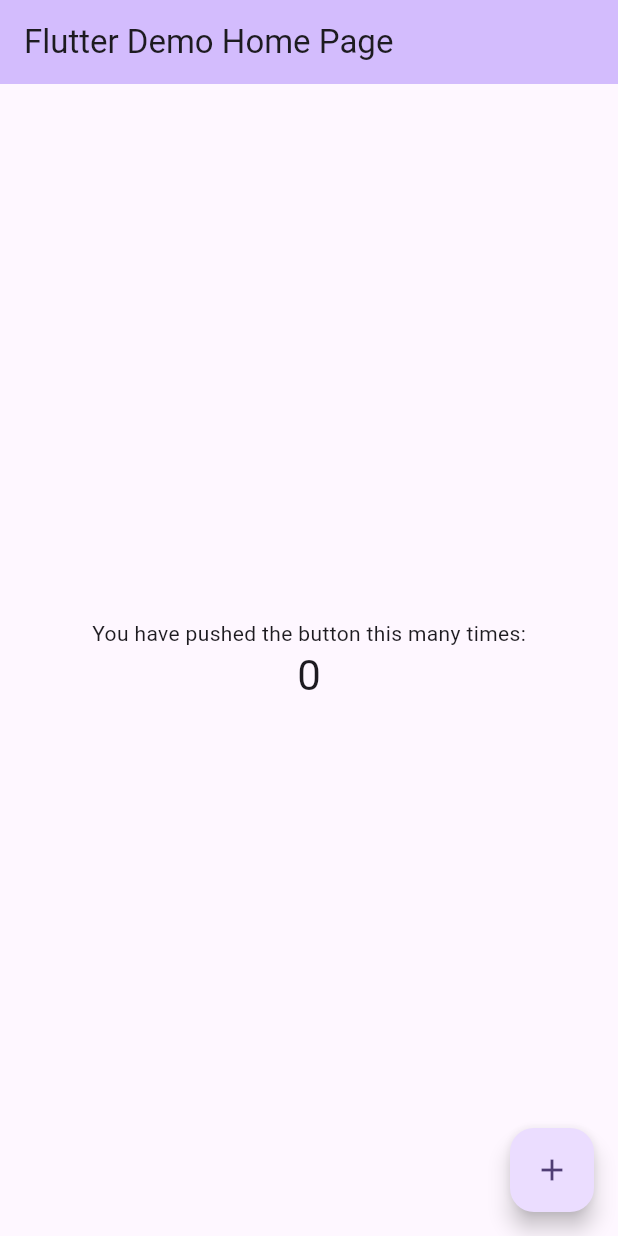
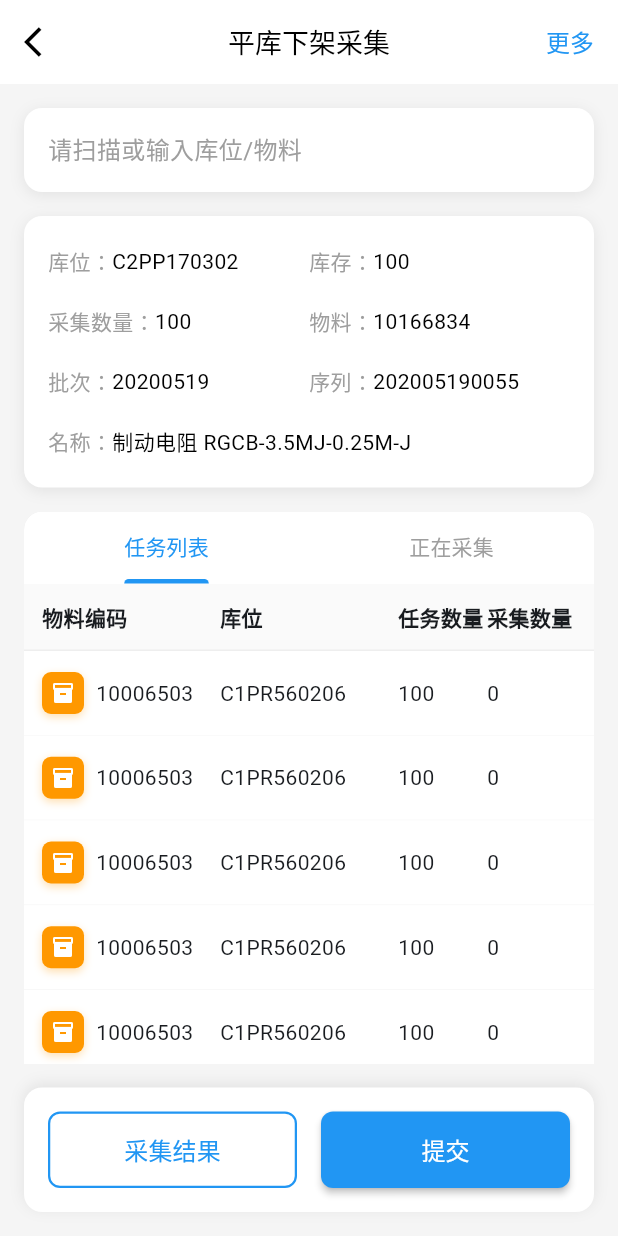
Before and after one commit to dadage456/flutter_demo1, a Flutter app: the screen it shows after launch, on a phone screen of 412 x 824 dp. Run offline on Flutter 3.47's test engine with Material 3 defaults, Android fonts, the phone set to English and light mode, and no system bars.

Commit message:
实现基本的页面

```diff
--- a/lib/main.dart
+++ b/lib/main.dart
@@ -1,4 +1,5 @@
 import 'package:flutter/material.dart';
+import 'warehouse_collection_page.dart';
 
 void main() {
   runApp(const MyApp());
@@ -7,116 +8,15 @@ void main() {
 class MyApp extends StatelessWidget {
   const MyApp({super.key});
 
-  // This widget is the root of your application.
   @override
   Widget build(BuildContext context) {
     return MaterialApp(
-      title: 'Flutter Demo',
+      title: '仓库管理系统',
       theme: ThemeData(
-        // This is the theme of your application.
-        //
-        // TRY THIS: Try running your application with "flutter run". You'll see
-        // the application has a purple toolbar. Then, without quitting the app,
-        // try changing the seedColor in the colorScheme below to Colors.green
-        // and then invoke "hot reload" (save your changes or press the "hot
-        // reload" button in a Flutter-supported IDE, or press "r" if you used
-        // the command line to start the app).
-        //
-        // Notice that the counter didn't reset back to zero; the application
-        // state is not lost during the reload. To reset the state, use hot
-        // restart instead.
-        //
-        // This works for code too, not just values: Most code changes can be
-        // tested with just a hot reload.
-        colorScheme: ColorScheme.fromSeed(seedColor: Colors.deepPurple),
+        colorScheme: ColorScheme.fromSeed(seedColor: Colors.blue),
+        useMaterial3: true,
       ),
-      home: const MyHomePage(title: 'Flutter Demo Home Page'),
+      home: const WarehouseCollectionPage(),
     );
   }
 }
-
-class MyHomePage extends StatefulWidget {
-  const MyHomePage({super.key, required this.title});
-
-  // This widget is the home page of your application. It is stateful, meaning
-  // that it has a State object (defined below) that contains fields that affect
-  // how it looks.
-
-  // This class is the configuration for the state. It holds the values (in this
-  // case the title) provided by the parent (in this case the App widget) and
-  // used by the build method of the State. Fields in a Widget subclass are
-  // always marked "final".
-
-  final String title;
-
-  @override
-  State<MyHomePage> createState() => _MyHomePageState();
-}
-
-class _MyHomePageState extends State<MyHomePage> {
-  int _counter = 0;
-
-  void _incrementCounter() {
-    setState(() {
-      // This call to setState tells the Flutter framework that something has
-      // changed in this State, which causes it to rerun the build method below
-      // so that the display can reflect the updated values. If we changed
-      // _counter without calling setState(), then the build method would not be
-      // called again, and so nothing would appear to happen.
-      _counter++;
-    });
-  }
-
-  @override
-  Widget build(BuildContext context) {
-    // This method is rerun every time setState is called, for instance as done
-    // by the _incrementCounter method above.
-    //
-    // The Flutter framework has been optimized to make rerunning build methods
-    // fast, so that you can just rebuild anything that needs updating rather
-    // than having to individually change instances of widgets.
-    return Scaffold(
-      appBar: AppBar(
-        // TRY THIS: Try changing the color here to a specific color (to
-        // Colors.amber, perhaps?) and trigger a hot reload to see the AppBar
-        // change color while the other colors stay the same.
-        backgroundColor: Theme.of(context).colorScheme.inversePrimary,
-        // Here we take the value from the MyHomePage object that was created by
-        // the App.build method, and use it to set our appbar title.
-        title: Text(widget.title),
-      ),
-      body: Center(
-        // Center is a layout widget. It takes a single child and positions it
-        // in the middle of the parent.
-        child: Column(
-          // Column is also a layout widget. It takes a list of children and
-          // arranges them vertically. By default, it sizes itself to fit its
-          // children horizontally, and tries to be as tall as its parent.
-          //
-          // Column has various properties to control how it sizes itself and
-          // how it positions its children. Here we use mainAxisAlignment to
-          // center the children vertically; the main axis here is the vertical
-          // axis because Columns are vertical (the cross axis would be
-          // horizontal).
-          //
-          // TRY THIS: Invoke "debug painting" (choose the "Toggle Debug Paint"
-          // action in the IDE, or press "p" in the console), to see the
-          // wireframe for each widget.
-          mainAxisAlignment: MainAxisAlignment.center,
-          children: <Widget>[
-            const Text('You have pushed the button this many times:'),
-            Text(
-              '$_counter',
-              style: Theme.of(context).textTheme.headlineMedium,
-            ),
-          ],
-        ),
-      ),
-      floatingActionButton: FloatingActionButton(
-        onPressed: _incrementCounter,
-        tooltip: 'Increment',
-        child: const Icon(Icons.add),
-      ), // This trailing comma makes auto-formatting nicer for build methods.
-    );
-  }
-}
--- /dev/null
+++ b/lib/warehouse_collection_page.dart
@@ -0,0 +1,386 @@
+import 'package:flutter/material.dart';
+
+class WarehouseCollectionPage extends StatefulWidget {
+  const WarehouseCollectionPage({super.key});
+
+  @override
+  State<WarehouseCollectionPage> createState() => _WarehouseCollectionPageState();
+}
+
+class _WarehouseCollectionPageState extends State<WarehouseCollectionPage>
+    with SingleTickerProviderStateMixin {
+  late TabController _tabController;
+
+  @override
+  void initState() {
+    super.initState();
+    _tabController = TabController(length: 2, vsync: this);
+  }
+
+  @override
+  void dispose() {
+    _tabController.dispose();
+    super.dispose();
+  }
+
+  @override
+  Widget build(BuildContext context) {
+    return Scaffold(
+      backgroundColor: const Color(0xFFF5F5F5),
+      appBar: AppBar(
+        backgroundColor: Colors.white,
+        elevation: 0,
+        leading: IconButton(
+          icon: const Icon(Icons.arrow_back_ios, color: Colors.black),
+          onPressed: () => Navigator.pop(context),
+        ),
+        title: const Text(
+          '平库下架采集',
+          style: TextStyle(
+            color: Colors.black,
+            fontSize: 18,
+            fontWeight: FontWeight.w500,
+          ),
+        ),
+        centerTitle: true,
+        actions: [
+          TextButton(
+            onPressed: () {},
+            child: const Text(
+              '更多',
+              style: TextStyle(
+                color: Colors.blue,
+                fontSize: 16,
+              ),
+            ),
+          ),
+        ],
+      ),
+      body: Column(
+        children: [
+          Expanded(
+            child: SingleChildScrollView(
+              padding: const EdgeInsets.all(16),
+              child: Column(
+                crossAxisAlignment: CrossAxisAlignment.start,
+                children: [
+                  // Scan input section
+                  Container(
+                    width: double.infinity,
+                    margin: const EdgeInsets.only(bottom: 16),
+                    padding: const EdgeInsets.all(16),
+                    decoration: BoxDecoration(
+                      color: Colors.white,
+                      borderRadius: BorderRadius.circular(12),
+                      boxShadow: [
+                        BoxShadow(
+                          color: Colors.black.withOpacity(0.08),
+                          blurRadius: 8,
+                          offset: const Offset(0, 2),
+                          spreadRadius: 0,
+                        ),
+                      ],
+                    ),
+                    child: const Text(
+                      '请扫描或输入库位/物料',
+                      style: TextStyle(
+                        fontSize: 16,
+                        color: Colors.grey,
+                      ),
+                    ),
+                  ),
+
+                  // Item details section
+                  Container(
+                    width: double.infinity,
+                    margin: const EdgeInsets.only(bottom: 16),
+                    padding: const EdgeInsets.all(16),
+                    decoration: BoxDecoration(
+                      color: Colors.white,
+                      borderRadius: BorderRadius.circular(12),
+                      boxShadow: [
+                        BoxShadow(
+                          color: Colors.black.withOpacity(0.08),
+                          blurRadius: 8,
+                          offset: const Offset(0, 2),
+                          spreadRadius: 0,
+                        ),
+                      ],
+                    ),
+                    child: Column(
+                      children: [
+                        Row(
+                          children: [
+                            Expanded(
+                              child: _buildDetailItem('库位：', 'C2PP170302'),
+                            ),
+                            Expanded(
+                              child: _buildDetailItem('库存：', '100'),
+                            ),
+                          ],
+                        ),
+                        const SizedBox(height: 12),
+                        Row(
+                          children: [
+                            Expanded(
+                              child: _buildDetailItem('采集数量：', '100'),
+                            ),
+                            Expanded(
+                              child: _buildDetailItem('物料：', '10166834'),
+                            ),
+                          ],
+                        ),
+                        const SizedBox(height: 12),
+                        Row(
+                          children: [
+                            Expanded(
+                              child: _buildDetailItem('批次：', '20200519'),
+                            ),
+                            Expanded(
+                              child: _buildDetailItem('序列：', '202005190055'),
+                            ),
+                          ],
+                        ),
+                        const SizedBox(height: 12),
+                        _buildDetailItem('名称：', '制动电阻 RGCB-3.5MJ-0.25M-J'),
+                      ],
+                    ),
+                  ),
+
+                  // Tab section
+                  ClipRRect(
+                    borderRadius: BorderRadius.circular(12),
+                    child: Container(
+                      margin: const EdgeInsets.only(bottom: 16),
+                      decoration: BoxDecoration(
+                        color: Colors.white,
+                        borderRadius: BorderRadius.circular(12),
+                        boxShadow: [
+                          BoxShadow(
+                            color: Colors.black.withOpacity(0.08),
+                            blurRadius: 8,
+                            offset: const Offset(0, 2),
+                            spreadRadius: 0,
+                          ),
+                        ],
+                      ),
+                      child: Column(
+                        children: [
+                          TabBar(
+                            controller: _tabController,
+                            labelColor: Colors.blue,
+                            unselectedLabelColor: Colors.grey,
+                            indicatorColor: Colors.blue,
+                            dividerColor: Colors.transparent,
+                            tabs: const [
+                              Tab(text: '任务列表'),
+                              Tab(text: '正在采集'),
+                            ],
+                          ),
+                          Container(
+                            height: 400,
+                            child: TabBarView(
+                              controller: _tabController,
+                              children: [
+                                _buildTaskList(),
+                                _buildCollectingList(),
+                              ],
+                            ),
+                          ),
+                        ],
+                      ),
+                    ),
+                  ),
+                ],
+              ),
+            ),
+          ),
+
+          // Bottom buttons
+          Container(
+            margin: const EdgeInsets.all(16),
+            padding: const EdgeInsets.all(16),
+            decoration: BoxDecoration(
+              color: Colors.white,
+              borderRadius: BorderRadius.circular(12),
+              boxShadow: [
+                BoxShadow(
+                  color: Colors.black.withOpacity(0.08),
+                  blurRadius: 8,
+                  offset: const Offset(0, -2),
+                  spreadRadius: 0,
+                ),
+              ],
+            ),
+            child: SafeArea(
+              child: Row(
+                children: [
+                  Expanded(
+                    child: OutlinedButton(
+                      onPressed: () {},
+                      style: OutlinedButton.styleFrom(
+                        padding: const EdgeInsets.symmetric(vertical: 14),
+                        side: const BorderSide(color: Colors.blue, width: 1.5),
+                        shape: RoundedRectangleBorder(
+                          borderRadius: BorderRadius.circular(8),
+                        ),
+                      ),
+                      child: const Text(
+                        '采集结果',
+                        style: TextStyle(
+                          color: Colors.blue,
+                          fontSize: 16,
+                          fontWeight: FontWeight.w500,
+                        ),
+                      ),
+                    ),
+                  ),
+                  const SizedBox(width: 16),
+                  Expanded(
+                    child: ElevatedButton(
+                      onPressed: () {},
+                      style: ElevatedButton.styleFrom(
+                        backgroundColor: Colors.blue,
+                        foregroundColor: Colors.white,
+                        padding: const EdgeInsets.symmetric(vertical: 14),
+                        elevation: 2,
+                        shape: RoundedRectangleBorder(
+                          borderRadius: BorderRadius.circular(8),
+                        ),
+                      ),
+                      child: const Text(
+                        '提交',
+                        style: TextStyle(
+                          fontSize: 16,
+                          fontWeight: FontWeight.w500,
+                        ),
+                      ),
+                    ),
+                  ),
+                ],
+              ),
+            ),
+          ),
+        ],
+      ),
+    );
+  }
+
+  Widget _buildDetailItem(String label, String value) {
+    return Padding(
+      padding: const EdgeInsets.symmetric(vertical: 4),
+      child: Row(
+        crossAxisAlignment: CrossAxisAlignment.start,
+        children: [
+          Text(
+            label,
+            style: const TextStyle(
+              fontSize: 14,
+              color: Colors.grey,
+            ),
+          ),
+          Expanded(
+            child: Text(
+              value,
+              style: const TextStyle(
+                fontSize: 14,
+                color: Colors.black,
+              ),
+            ),
+          ),
+        ],
+      ),
+    );
+  }
+
+  Widget _buildTaskList() {
+    return Column(
+      children: [
+        // Header
+        Container(
+          padding: const EdgeInsets.all(12),
+          decoration: BoxDecoration(
+            color: Colors.grey[50],
+            border: Border(
+              bottom: BorderSide(color: Colors.grey[200]!),
+            ),
+          ),
+          child: Row(
+            children: const [
+              Expanded(flex: 2, child: Text('物料编码', style: TextStyle(fontWeight: FontWeight.bold))),
+              Expanded(flex: 2, child: Text('库位', style: TextStyle(fontWeight: FontWeight.bold))),
+              Expanded(child: Text('任务数量', style: TextStyle(fontWeight: FontWeight.bold))),
+              Expanded(child: Text('采集数量', style: TextStyle(fontWeight: FontWeight.bold))),
+            ],
+          ),
+        ),
+
+        // Data rows
+        Expanded(
+          child: ListView.builder(
+            itemCount: 8,
+            itemBuilder: (context, index) {
+              return Container(
+                padding: const EdgeInsets.symmetric(horizontal: 12, vertical: 14),
+                decoration: BoxDecoration(
+                  color: Colors.white,
+                  border: Border(
+                    bottom: BorderSide(color: Colors.grey[100]!, width: 0.5),
+                  ),
+                ),
+                child: Row(
+                  children: [
+                    Expanded(
+                      flex: 2,
+                      child: Row(
+                        children: [
+                          Container(
+                            width: 28,
+                            height: 28,
+                            margin: const EdgeInsets.only(right: 8),
+                            decoration: BoxDecoration(
+                              color: const Color(0xFFFF9800),
+                              borderRadius: BorderRadius.circular(6),
+                              boxShadow: [
+                                BoxShadow(
+                                  color: Colors.orange.withOpacity(0.3),
+                                  blurRadius: 4,
+                                  offset: const Offset(0, 2),
+                                ),
+                              ],
+                            ),
+                            child: const Icon(
+                              Icons.inventory_2,
+                              size: 16,
+                              color: Colors.white,
+                            ),
+                          ),
+                          const Text('10006503'),
+                        ],
+                      ),
+                    ),
+                    const Expanded(flex: 2, child: Text('C1PR560206')),
+                    const Expanded(child: Text('100')),
+                    const Expanded(child: Text('0')),
+                  ],
+                ),
+              );
+            },
+          ),
+        ),
+      ],
+    );
+  }
+
+  Widget _buildCollectingList() {
+    return const Center(
+      child: Text(
+        '正在采集的任务',
+        style: TextStyle(
+          fontSize: 16,
+          color: Colors.grey,
+        ),
+      ),
+    );
+  }
+}
```
Also changed, not shown: 1 other file.
